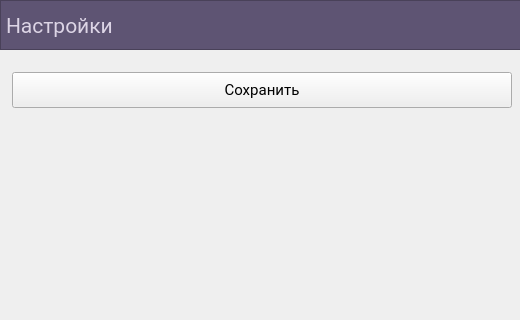
Y4r0z/BMSTU_Offline, file source/windows/SettingsForm.ui: the form before one commit; both pictures show x 0 to 520 and y 0 to 320 of the 720 by 480 pixel window.
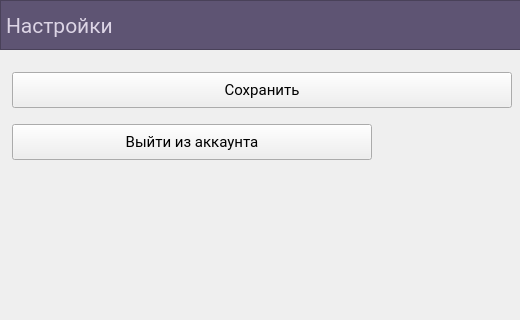
The form after the commit.

Commit message: Добавлена функция выхода из аккаунта

```diff
--- a/source/windows/SettingsForm.ui
+++ b/source/windows/SettingsForm.ui
@@ -129,7 +129,7 @@
     </widget>
    </item>
    <item row="1" column="0">
-    <layout class="QVBoxLayout" name="verticalLayout" stretch="0,0">
+    <layout class="QVBoxLayout" name="verticalLayout" stretch="0,0,0">
      <property name="spacing">
       <number>16</number>
      </property>
@@ -176,6 +176,31 @@
        </property>
       </widget>
      </item>
+     <item>
+      <widget class="QPushButton" name="exitAccountButton">
+       <property name="minimumSize">
+        <size>
+         <width>220</width>
+         <height>36</height>
+        </size>
+       </property>
+       <property name="maximumSize">
+        <size>
+         <width>360</width>
+         <height>36</height>
+        </size>
+       </property>
+       <property name="font">
+        <font>
+         <family>Roboto</family>
+         <pointsize>11</pointsize>
+        </font>
+       </property>
+       <property name="text">
+        <string>Выйти из аккаунта</string>
+       </property>
+      </widget>
+     </item>
      <item>
       <spacer name="verticalSpacer">
        <property name="orientation">
```
The commit also changes 4 other files.
